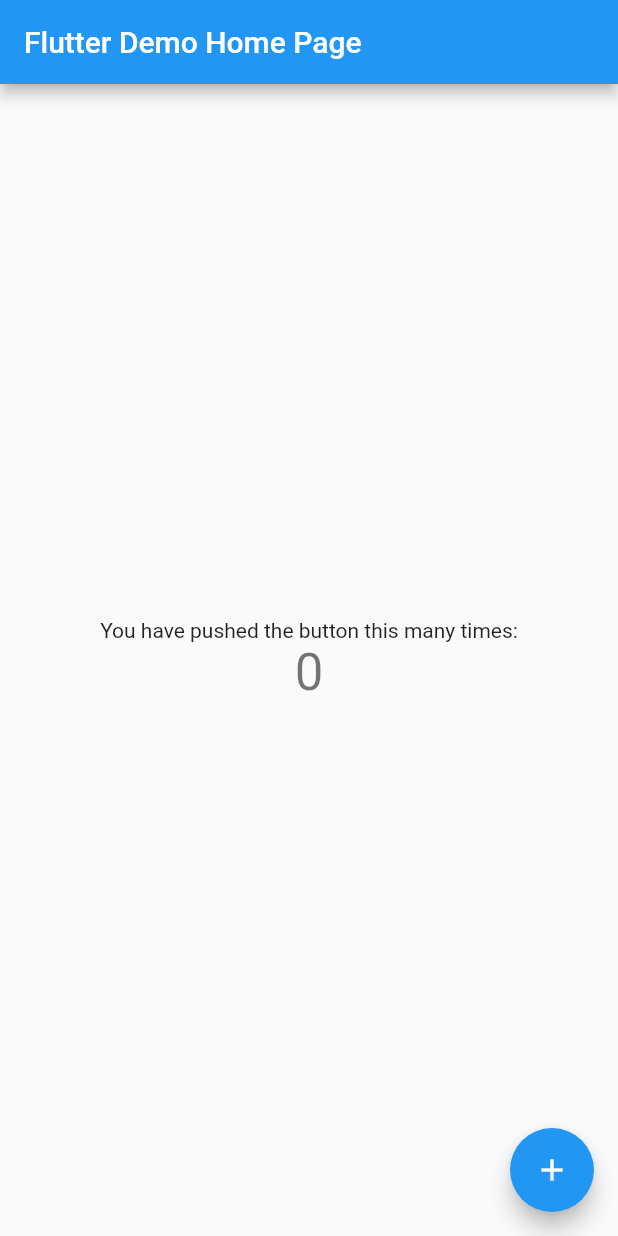
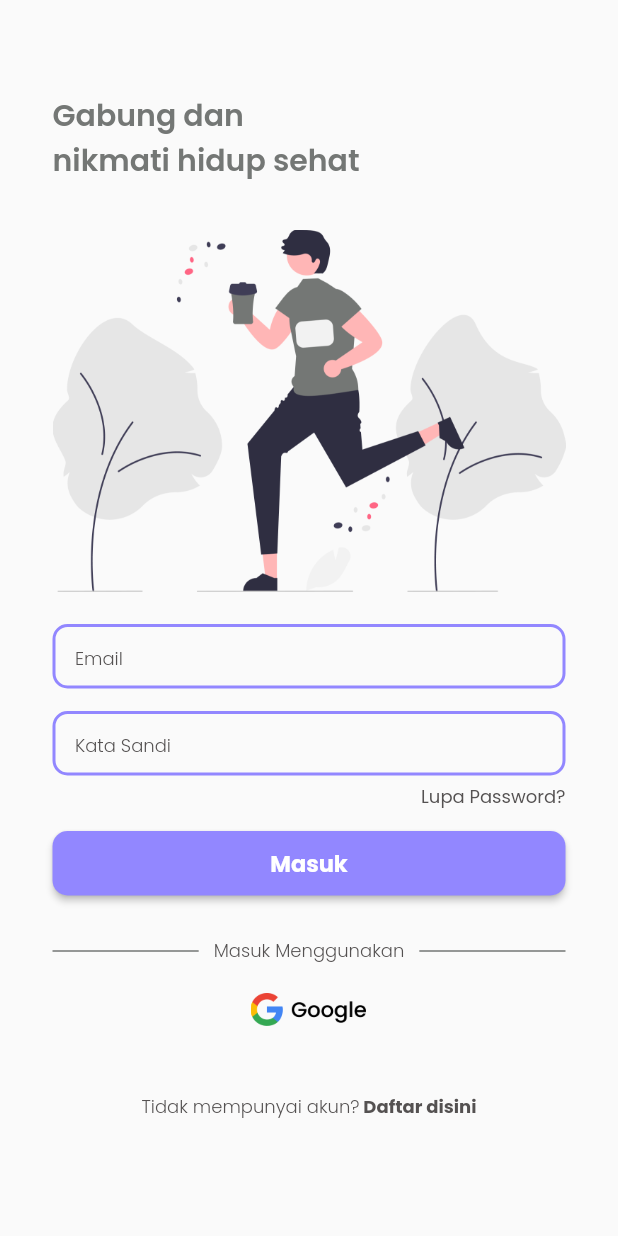
Before and after one commit to rifqiahmadf/heart_oxygen_app, a Flutter app: the screen it shows after launch, on a phone screen of 412 x 824 dp. Run offline on Flutter 3.47's test engine with Material 2 defaults, Android fonts, the phone set to English and light mode, and no system bars; our stand-ins replace google_fonts.

Commit message:
Login Page Slicing Done

```diff
--- a/lib/main.dart
+++ b/lib/main.dart
@@ -1,4 +1,7 @@
 import 'package:flutter/material.dart';
+import 'package:google_fonts/google_fonts.dart';
+import 'package:heart_oxygen_alarm/pages/loginpage.dart';
+import 'package:heart_oxygen_alarm/pages/registerpage.dart';
 
 void main() {
   runApp(const MyApp());
@@ -11,105 +14,22 @@
   @override
   Widget build(BuildContext context) {
     return MaterialApp(
+      debugShowCheckedModeBanner: false,
       title: 'Flutter Demo',
       theme: ThemeData(
-        // This is the theme of your application.
-        //
-        // Try running your application with "flutter run". You'll see the
-        // application has a blue toolbar. Then, without quitting the app, try
-        // changing the primarySwatch below to Colors.green and then invoke
-        // "hot reload" (press "r" in the console where you ran "flutter run",
-        // or simply save your changes to "hot reload" in a Flutter IDE).
-        // Notice that the counter didn't reset back to zero; the application
-        // is not restarted.
-        primarySwatch: Colors.blue,
+        /* brightness: Brightness.dark,
+          primaryColorDark: Colors.amber,
+          primaryColor: Colors.cyan,
+          primarySwatch: Colors.green,*/
+
+        //colorScheme: ColorScheme.dark(primary: Colors.cyan),
+        textTheme: GoogleFonts.poppinsTextTheme(),
       ),
-      home: const MyHomePage(title: 'Flutter Demo Home Page'),
+      routes: {
+        '/': (context) => LoginPage(),
+        LoginPage.nameRoute: (context) => LoginPage(),
+        LoginPage.nameRoute: (context) => RegisterPage(),
+      },
     );
   }
 }
-
-class MyHomePage extends StatefulWidget {
-  const MyHomePage({super.key, required this.title});
-
-  // This widget is the home page of your application. It is stateful, meaning
-  // that it has a State object (defined below) that contains fields that affect
-  // how it looks.
-
-  // This class is the configuration for the state. It holds the values (in this
-  // case the title) provided by the parent (in this case the App widget) and
-  // used by the build method of the State. Fields in a Widget subclass are
-  // always marked "final".
-
-  final String title;
-
-  @override
-  State<MyHomePage> createState() => _MyHomePageState();
-}
-
-class _MyHomePageState extends State<MyHomePage> {
-  int _counter = 0;
-
-  void _incrementCounter() {
-    setState(() {
-      // This call to setState tells the Flutter framework that something has
-      // changed in this State, which causes it to rerun the build method below
-      // so that the display can reflect the updated values. If we changed
-      // _counter without calling setState(), then the build method would not be
-      // called again, and so nothing would appear to happen.
-      _counter++;
-    });
-  }
-
-  @override
-  Widget build(BuildContext context) {
-    // This method is rerun every time setState is called, for instance as done
-    // by the _incrementCounter method above.
-    //
-    // The Flutter framework has been optimized to make rerunning build methods
-    // fast, so that you can just rebuild anything that needs updating rather
-    // than having to individually change instances of widgets.
-    return Scaffold(
-      appBar: AppBar(
-        // Here we take the value from the MyHomePage object that was created by
-        // the App.build method, and use it to set our appbar title.
-        title: Text(widget.title),
-      ),
-      body: Center(
-        // Center is a layout widget. It takes a single child and positions it
-        // in the middle of the parent.
-        child: Column(
-          // Column is also a layout widget. It takes a list of children and
-          // arranges them vertically. By default, it sizes itself to fit its
-          // children horizontally, and tries to be as tall as its parent.
-          //
-          // Invoke "debug painting" (press "p" in the console, choose the
-          // "Toggle Debug Paint" action from the Flutter Inspector in Android
-          // Studio, or the "Toggle Debug Paint" command in Visual Studio Code)
-          // to see the wireframe for each widget.
-          //
-          // Column has various properties to control how it sizes itself and
-          // how it positions its children. Here we use mainAxisAlignment to
-          // center the children vertically; the main axis here is the vertical
-          // axis because Columns are vertical (the cross axis would be
-          // horizontal).
-          mainAxisAlignment: MainAxisAlignment.center,
-          children: <Widget>[
-            const Text(
-              'You have pushed the button this many times:',
-            ),
-            Text(
-              '$_counter',
-              style: Theme.of(context).textTheme.headline4,
-            ),
-          ],
-        ),
-      ),
-      floatingActionButton: FloatingActionButton(
-        onPressed: _incrementCounter,
-        tooltip: 'Increment',
-        child: const Icon(Icons.add),
-      ), // This trailing comma makes auto-formatting nicer for build methods.
-    );
-  }
-}
--- /dev/null
+++ b/lib/pages/loginpage.dart
@@ -0,0 +1,132 @@
+import 'package:flutter/material.dart';
+import 'package:heart_oxygen_alarm/shared/theme.dart';
+import 'package:heart_oxygen_alarm/widget/custombutton.dart';
+import 'package:heart_oxygen_alarm/widget/customform.dart';
+
+class LoginPage extends StatelessWidget {
+  static const nameRoute = '/loginpage';
+  LoginPage({super.key});
+  final TextEditingController emailController = TextEditingController();
+  final TextEditingController passwordController = TextEditingController();
+
+  @override
+  Widget build(BuildContext context) {
+    return Scaffold(
+      body: Padding(
+        padding: const EdgeInsets.symmetric(
+          horizontal: 35,
+          vertical: 62,
+        ),
+        child: Column(
+          crossAxisAlignment: CrossAxisAlignment.start,
+          children: [
+            Text(
+              'Gabung dan \nnikmati hidup sehat',
+              style: cHeader1Style,
+            ),
+            const SizedBox(
+              height: 31,
+            ),
+            Image.asset('assets/images/runheader.png'),
+            const Spacer(),
+            //
+            //
+            //
+            CustomForm(
+              textController: emailController,
+              hintText: 'Email',
+              margin: const EdgeInsets.only(bottom: 15),
+            ),
+            CustomForm(
+              textController: passwordController,
+              hintText: 'Kata Sandi',
+              margin: const EdgeInsets.only(bottom: 5),
+              isPassword: true,
+            ),
+            Align(
+              alignment: Alignment.centerRight,
+              child: Text(
+                'Lupa Password?',
+                style: cTextButtonBlack.copyWith(
+                  fontWeight: regular,
+                ),
+              ),
+            ),
+            const CustomButton(text: 'Masuk'),
+            Row(
+              mainAxisAlignment: MainAxisAlignment.center,
+              children: [
+                Expanded(
+                  child: Container(
+                    color: cGreyColor,
+                    height: 1,
+                    margin: const EdgeInsets.only(
+                      right: 10,
+                    ),
+                  ),
+                ),
+                Text(
+                  'Masuk Menggunakan',
+                  style: cTextButtonBlack,
+                ),
+                Expanded(
+                  child: Container(
+                    color: cGreyColor,
+                    height: 1,
+                    margin: const EdgeInsets.only(
+                      left: 10,
+                    ),
+                  ),
+                ),
+              ],
+            ),
+            const SizedBox(
+              height: 19,
+            ),
+            Center(
+              child: GestureDetector(
+                onTap: () {
+                  ScaffoldMessenger.of(context).showSnackBar(
+                    const SnackBar(
+                      duration: Duration(milliseconds: 200),
+                      content: Text(
+                        'Coming Soon',
+                        textAlign: TextAlign.center,
+                      ),
+                    ),
+                  );
+                },
+                child: Image.asset(
+                  'assets/images/logogoogle.png',
+                  height: 22,
+                ),
+              ),
+            ),
+            const SizedBox(
+              height: 30,
+            ),
+            Center(
+              child: TextButton(
+                onPressed: () {},
+                child: RichText(
+                  text: TextSpan(
+                    children: <TextSpan>[
+                      TextSpan(
+                        text: "Tidak mempunyai akun?",
+                        style: cTextButtonBlack,
+                      ),
+                      TextSpan(
+                        text: " Daftar disini",
+                        style: cTextButtonBlack.copyWith(fontWeight: bold),
+                      ),
+                    ],
+                  ),
+                ),
+              ),
+            ),
+          ],
+        ),
+      ),
+    );
+  }
+}
--- /dev/null
+++ b/lib/shared/theme.dart
@@ -0,0 +1,37 @@
+import 'package:flutter/material.dart';
+import 'package:google_fonts/google_fonts.dart';
+
+double defaultRadius = 10;
+
+const Color cWhiteColor = Color(0xffFFFFFF);
+const Color cGreyColor = Color(0xff747775);
+const Color cPurpleColor = Color(0xff9287FF);
+const Color cBlackColor = Color(0xff545151);
+const Color cBlackTextFieldColor = Color(0xff3F3D56);
+const Color cPurpleDarkColor = Color(0xff5C40CC);
+
+FontWeight light = FontWeight.w300;
+FontWeight regular = FontWeight.w400;
+FontWeight medium = FontWeight.w500;
+FontWeight semiBold = FontWeight.w600;
+FontWeight bold = FontWeight.w700;
+FontWeight extraBold = FontWeight.w800;
+FontWeight black = FontWeight.w900;
+
+TextStyle cHeader1Style = GoogleFonts.poppins(
+  color: cGreyColor,
+  fontSize: 20,
+  fontWeight: semiBold,
+);
+
+TextStyle cTextButtonBlack = GoogleFonts.poppins(
+  color: cBlackColor,
+  fontSize: 12,
+  fontWeight: light,
+);
+
+TextStyle cTextButtonWhite = GoogleFonts.poppins(
+  color: cWhiteColor,
+  fontSize: 15,
+  fontWeight: bold,
+);
--- /dev/null
+++ b/lib/widget/custombutton.dart
@@ -0,0 +1,40 @@
+import 'package:flutter/material.dart';
+import 'package:heart_oxygen_alarm/shared/theme.dart';
+
+class CustomButton extends StatelessWidget {
+  final double height;
+  final double width;
+  final String text;
+  final Color color;
+  final EdgeInsets margin;
+  const CustomButton({
+    this.height = 43,
+    this.width = double.infinity,
+    this.color = cPurpleColor,
+    this.margin = const EdgeInsets.only(top: 14, bottom: 28),
+    required this.text,
+    super.key,
+  });
+
+  @override
+  Widget build(BuildContext context) {
+    return Container(
+      margin: margin,
+      height: height,
+      width: width,
+      child: ElevatedButton(
+        style: ElevatedButton.styleFrom(
+          backgroundColor: color,
+          shape: RoundedRectangleBorder(
+            borderRadius: BorderRadius.circular(10),
+          ),
+        ),
+        onPressed: (() {}),
+        child: Text(
+          text,
+          style: cTextButtonWhite,
+        ),
+      ),
+    );
+  }
+}
--- /dev/null
+++ b/lib/widget/customform.dart
@@ -0,0 +1,54 @@
+import 'package:flutter/material.dart';
+import 'package:heart_oxygen_alarm/shared/theme.dart';
+
+class CustomForm extends StatelessWidget {
+  final TextEditingController textController;
+  final String hintText;
+  final EdgeInsets margin;
+  final bool isPassword;
+  const CustomForm(
+      {required this.textController,
+      required this.hintText,
+      required this.margin,
+      this.isPassword = false,
+      super.key});
+
+  @override
+  Widget build(BuildContext context) {
+    return Container(
+      height: 43,
+      margin: margin,
+      child: TextFormField(
+        obscureText: isPassword,
+        controller: textController,
+        enableSuggestions: false,
+        autocorrect: false,
+        textAlign: TextAlign.start,
+        textAlignVertical: TextAlignVertical.center,
+        decoration: InputDecoration(
+          hintText: hintText,
+          hintStyle: cTextButtonBlack,
+          contentPadding: const EdgeInsets.symmetric(horizontal: 15),
+          enabledBorder: OutlineInputBorder(
+            borderRadius: BorderRadius.circular(
+              10,
+            ),
+            borderSide: const BorderSide(
+              width: 2,
+              color: cPurpleColor,
+            ),
+          ),
+          focusedBorder: OutlineInputBorder(
+            borderRadius: BorderRadius.circular(
+              10,
+            ),
+            borderSide: const BorderSide(
+              width: 3,
+              color: cPurpleDarkColor,
+            ),
+          ),
+        ),
+      ),
+    );
+  }
+}
```
Also changed, not shown: lib/pages/registerpage.dart (added, +133 -0 lines), pubspec.yaml (+8 -20 lines), assets/images/headerhome.png (added), assets/images/logogoogle.png (added), assets/images/runheader.png (added), pubspec.lock, 10 other files.
